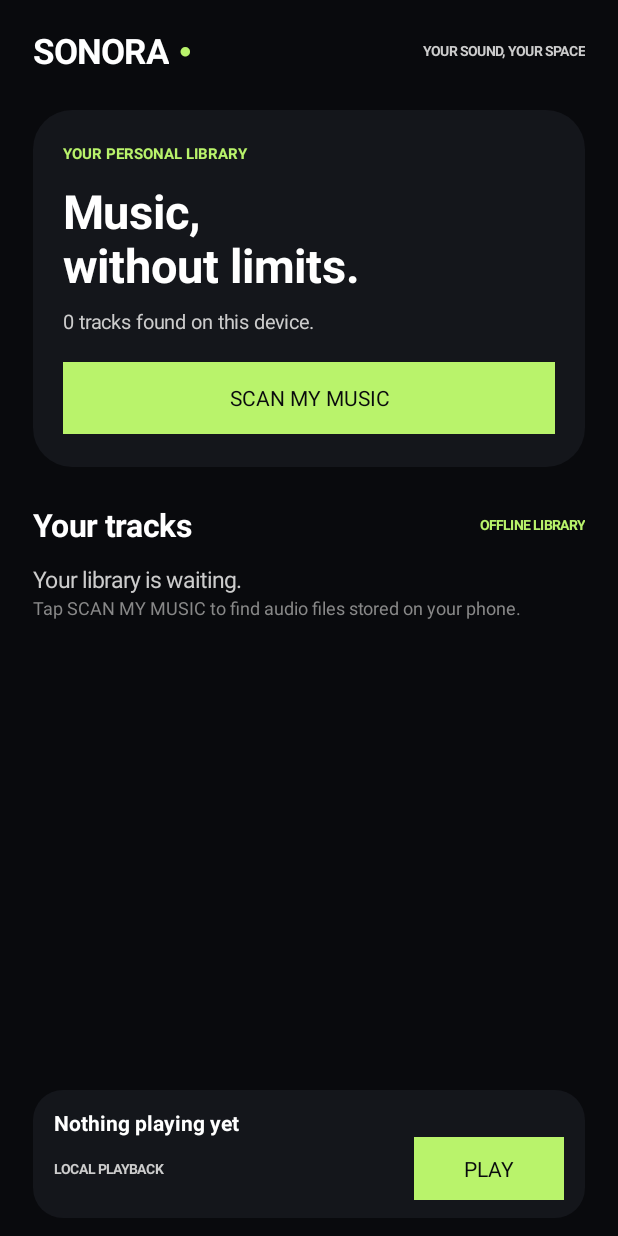
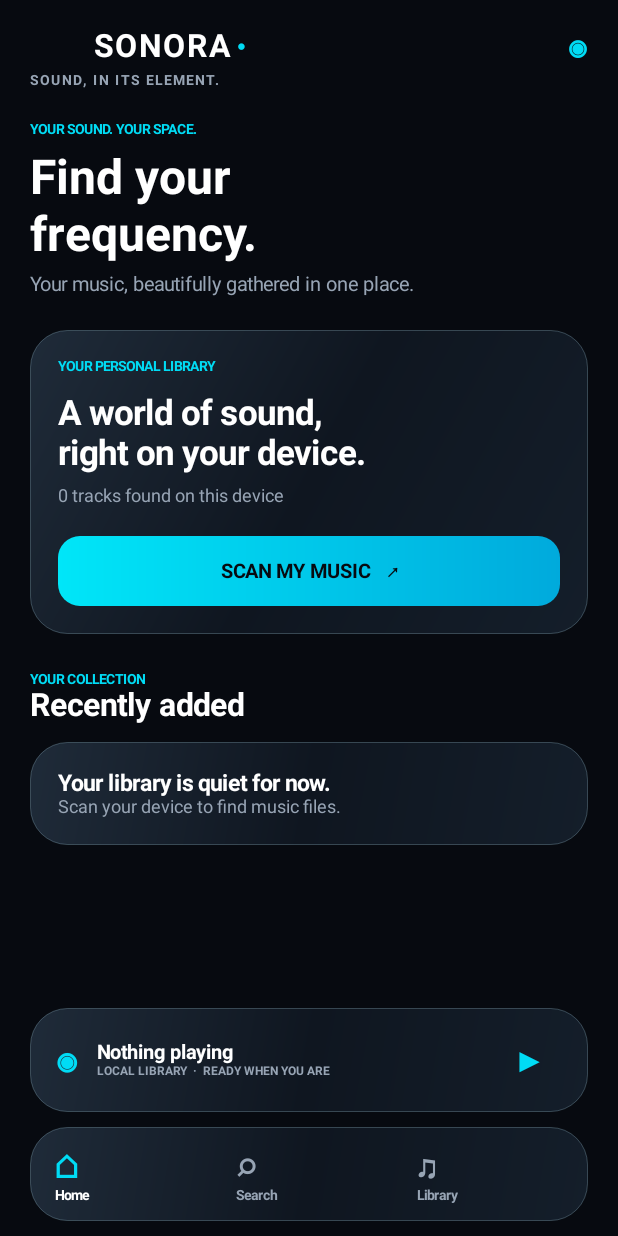
Before and after one commit to shaikhshahnawaz13/sonara, an Android app: the screen it shows after launch (MainActivity), on a phone screen of 412 x 824 dp. Run offline under Robolectric (Android 15) with nearby library versions, the phone set to English and light mode, and no system bars; 1 statement that could not run was skipped.

Commit message:
Update SONORA v0.3 UI

```diff
--- a/app/build.gradle.kts
+++ b/app/build.gradle.kts
@@ -11,8 +11,8 @@ android {
         applicationId = "com.sonora.music"
         minSdk = 23
         targetSdk = 35
-        versionCode = 1
-        versionName = "1.0"
+        versionCode = 3
+        versionName = "0.3.0"
     }
 
     compileOptions {
--- a/app/src/main/java/com/sonora/music/MainActivity.kt
+++ b/app/src/main/java/com/sonora/music/MainActivity.kt
@@ -5,247 +5,199 @@ import android.app.Activity
 import android.content.ContentUris
 import android.content.pm.PackageManager
 import android.database.Cursor
+import android.graphics.Color
+import android.graphics.Typeface
+import android.graphics.drawable.GradientDrawable
 import android.media.MediaPlayer
 import android.net.Uri
 import android.os.Build
 import android.os.Bundle
 import android.provider.MediaStore
-import android.graphics.Color
-import android.graphics.Typeface
 import android.view.Gravity
 import android.view.View
+import android.view.ViewGroup
 import android.widget.*
-import android.graphics.drawable.GradientDrawable
 
-data class Track(val id: Long, val title: String, val artist: String, val uri: Uri)
+private data class Track(val id: Long, val title: String, val artist: String, val uri: Uri)
 
 class MainActivity : Activity() {
-    private val bg = Color.rgb(9, 10, 13)
-    private val panel = Color.rgb(20, 22, 27)
-    private val accent = Color.rgb(185, 243, 107)
+    private val bg = Color.rgb(7, 10, 16)
+    private val surface = Color.rgb(17, 23, 33)
+    private val cyan = Color.rgb(0, 220, 245)
+    private val muted = Color.rgb(151, 164, 180)
     private var player: MediaPlayer? = null
-    private var tracks = mutableListOf<Track>()
+    private val tracks = mutableListOf<Track>()
     private var current: Track? = null
-    private lateinit var list: LinearLayout
+    private lateinit var content: LinearLayout
+    private lateinit var count: TextView
     private lateinit var nowTitle: TextView
-    private lateinit var playButton: Button
-    private lateinit var status: TextView
+    private lateinit var playButton: TextView
+    private lateinit var query: EditText
+    private var page = "Home"
 
     override fun onCreate(savedInstanceState: Bundle?) {
         super.onCreate(savedInstanceState)
         window.statusBarColor = bg
         window.navigationBarColor = bg
-        buildScreen()
+        window.decorView.systemUiVisibility = 0
+        buildShell()
         requestAudioPermission()
     }
 
     private fun dp(v: Int) = (v * resources.displayMetrics.density).toInt()
+    private fun shape(color: Int, radius: Int = 24, stroke: Int = 0): GradientDrawable = GradientDrawable().apply {
+        setColor(color); cornerRadius = dp(radius).toFloat()
+        if (stroke != 0) setStroke(dp(1), stroke)
+    }
+    private fun label(s: String, size: Float, color: Int = Color.WHITE, bold: Boolean = false): TextView = TextView(this).apply {
+        text = s; textSize = size; setTextColor(color); if (bold) setTypeface(typeface, Typeface.BOLD)
+        includeFontPadding = false
+    }
+    private fun glass(): GradientDrawable = GradientDrawable(GradientDrawable.Orientation.TL_BR,
+        intArrayOf(Color.rgb(31, 43, 57), Color.rgb(15, 22, 32), Color.rgb(20, 30, 42))).apply {
+        cornerRadius = dp(25).toFloat(); setStroke(dp(1), Color.argb(65, 180, 225, 245))
+    }
+    private fun buildShell() {
+        val root = LinearLayout(this).apply { orientation = LinearLayout.VERTICAL; setPadding(dp(20), dp(14), dp(20), dp(10)); setBackgroundColor(bg) }
+        val header = LinearLayout(this).apply { gravity = Gravity.CENTER_VERTICAL }
+        val logo = ImageView(this).apply { setImageResource(com.sonora.music.R.drawable.sonora_logo); scaleType = ImageView.ScaleType.FIT_CENTER }
+        header.addView(logo, LinearLayout.LayoutParams(dp(34), dp(34)))
+        val brand = label("SONORA", 21f, Color.WHITE, true).apply { setPadding(dp(9), 0, 0, 0); letterSpacing = .08f }
+        header.addView(brand)
+        val live = label("  ●", 9f, cyan, true); header.addView(live)
+        val spacer = View(this); header.addView(spacer, LinearLayout.LayoutParams(0, 1, 1f))
+        val profile = label("◉", 25f, cyan, true); header.addView(profile)
+        root.addView(header)
+        val tagline = label("SOUND, IN ITS ELEMENT.", 9f, muted, true)
+        tagline.letterSpacing = .16f
+        root.addView(tagline)
 
-    private fun rounded(color: Int, radius: Int = 22): GradientDrawable =
-        GradientDrawable().apply { setColor(color); cornerRadius = dp(radius).toFloat() }
-
-    private fun text(value: String, size: Float, color: Int, bold: Boolean = false): TextView =
-        TextView(this).apply {
-            text = value
-            textSize = size
-            setTextColor(color)
-            if (bold) setTypeface(typeface, Typeface.BOLD)
-        }
-
-    private fun buildScreen() {
-        val root = LinearLayout(this).apply {
-            orientation = LinearLayout.VERTICAL
-            setPadding(dp(22), dp(18), dp(22), dp(12))
-            setBackgroundColor(bg)
-        }
-        val header = LinearLayout(this).apply {
-            orientation = LinearLayout.HORIZONTAL
-            gravity = Gravity.CENTER_VERTICAL
-        }
-        val brand = text("SONORA", 23f, Color.WHITE, true)
-        val dot = text("  ●", 13f, accent, true)
-        header.addView(brand)
-        header.addView(dot)
-        val spacer = View(this)
-        header.addView(spacer, LinearLayout.LayoutParams(0, 1, 1f))
-        header.addView(text("YOUR SOUND, YOUR SPACE", 9f, Color.LTGRAY, true))
-        root.addView(header)
-
-        val hero = LinearLayout(this).apply {
-            orientation = LinearLayout.VERTICAL
-            setPadding(dp(20), dp(22), dp(20), dp(22))
-            background = rounded(panel, 26)
-        }
-        val eyebrow = text("YOUR PERSONAL LIBRARY", 10f, accent, true)
-        hero.addView(eyebrow)
-        val heading = text("Music,\nwithout limits.", 31f, Color.WHITE, true)
-        heading.setPadding(0, dp(10), 0, dp(8))
-        hero.addView(heading)
-        status = text("Your on-device collection lives here.", 13f, Color.LTGRAY)
-        hero.addView(status)
-        val scan = Button(this).apply {
-            text = "SCAN MY MUSIC"
-            setTextColor(bg)
-            setBackgroundColor(accent)
-            isAllCaps = false
-            setOnClickListener { loadTracks() }
-        }
-        val scanLp = LinearLayout.LayoutParams(-1, dp(48))
-        scanLp.topMargin = dp(18)
-        hero.addView(scan, scanLp)
-        val heroLp = LinearLayout.LayoutParams(-1, -2)
-        heroLp.topMargin = dp(24)
-        root.addView(hero, heroLp)
-
-        val section = LinearLayout(this).apply {
-            orientation = LinearLayout.HORIZONTAL
-            gravity = Gravity.CENTER_VERTICAL
-            setPadding(0, dp(24), 0, dp(12))
-        }
-        section.addView(text("Your tracks", 21f, Color.WHITE, true))
-        val s2 = View(this)
-        section.addView(s2, LinearLayout.LayoutParams(0, 1, 1f))
-        section.addView(text("OFFLINE LIBRARY", 9f, accent, true))
-        root.addView(section)
-
-        val scroll = ScrollView(this)
-        list = LinearLayout(this).apply { orientation = LinearLayout.VERTICAL }
-        scroll.addView(list)
+        val scroll = ScrollView(this).apply { clipToPadding = false; isFillViewport = true }
+        content = LinearLayout(this).apply { orientation = LinearLayout.VERTICAL; setPadding(0, dp(22), 0, dp(18)) }
+        scroll.addView(content)
         root.addView(scroll, LinearLayout.LayoutParams(-1, 0, 1f))
 
-        val bottom = LinearLayout(this).apply {
-            orientation = LinearLayout.VERTICAL
-            setPadding(dp(14), dp(12), dp(14), dp(12))
-            background = rounded(panel, 20)
+        val mini = LinearLayout(this).apply { orientation = LinearLayout.VERTICAL; setPadding(dp(16), dp(13), dp(16), dp(13)); background = glass() }
+        val row = LinearLayout(this).apply { gravity = Gravity.CENTER_VERTICAL }
+        val disc = label("◉", 28f, cyan, true); row.addView(disc)
+        val info = LinearLayout(this).apply { orientation = LinearLayout.VERTICAL; setPadding(dp(12), 0, 0, 0) }
+        nowTitle = label("Nothing playing", 13f, Color.WHITE, true)
+        info.addView(nowTitle); info.addView(label("LOCAL LIBRARY  ·  READY WHEN YOU ARE", 8f, muted, true))
+        row.addView(info, LinearLayout.LayoutParams(0, -2, 1f))
+        playButton = label("▶", 21f, cyan, true).apply { gravity = Gravity.CENTER; setOnClickListener { togglePlayback() } }
+        row.addView(playButton, LinearLayout.LayoutParams(dp(48), dp(44)))
+        mini.addView(row)
+        val miniLp = LinearLayout.LayoutParams(-1, -2); miniLp.bottomMargin = dp(10); root.addView(mini, miniLp)
+
+        val nav = LinearLayout(this).apply { orientation = LinearLayout.HORIZONTAL; gravity = Gravity.CENTER; setPadding(dp(5), dp(8), dp(5), dp(8)); background = glass() }
+        listOf("⌂" to "Home", "⌕" to "Search", "♫" to "Library").forEach { (icon, name) ->
+            val item = LinearLayout(this).apply { orientation = LinearLayout.VERTICAL; gravity = Gravity.CENTER; setPadding(dp(12), dp(4), dp(12), dp(4)); isClickable = true; setOnClickListener { showPage(name) } }
+            item.addView(label(icon, 21f, if (name == page) cyan else muted, true))
+            item.addView(label(name, 9f, if (name == page) Color.WHITE else muted, true))
+            nav.addView(item, LinearLayout.LayoutParams(0, -2, 1f))
         }
-        nowTitle = text("Nothing playing yet", 14f, Color.WHITE, true)
-        bottom.addView(nowTitle)
-        val controls = LinearLayout(this).apply {
-            gravity = Gravity.CENTER_VERTICAL
-            orientation = LinearLayout.HORIZONTAL
-        }
-        controls.addView(text("LOCAL PLAYBACK", 9f, Color.LTGRAY, true), LinearLayout.LayoutParams(0, -2, 1f))
-        playButton = Button(this).apply {
-            text = "PLAY"
-            setTextColor(bg)
-            setBackgroundColor(accent)
-            isAllCaps = false
-            setOnClickListener { togglePlayback() }
-        }
-        controls.addView(playButton, LinearLayout.LayoutParams(dp(100), dp(42)))
-        bottom.addView(controls)
-        val bottomLp = LinearLayout.LayoutParams(-1, -2)
-        bottomLp.topMargin = dp(12)
-        root.addView(bottom, bottomLp)
+        root.addView(nav)
         setContentView(root)
-        emptyState()
+        showPage("Home")
     }
 
+    private fun showPage(name: String) {
+        page = name; content.removeAllViews()
+        when (name) {
+            "Home" -> homePage()
+            "Search" -> searchPage()
+            else -> libraryPage()
+        }
+    }
+    private fun heading(kicker: String, title: String, subtitle: String) {
+        content.addView(label(kicker.uppercase(), 9f, cyan, true))
+        val h = label(title, 32f, Color.WHITE, true); h.setPadding(0, dp(8), 0, dp(7)); content.addView(h)
+        content.addView(label(subtitle, 13f, muted))
+    }
+    private fun card(): LinearLayout = LinearLayout(this).apply { orientation = LinearLayout.VERTICAL; setPadding(dp(19), dp(19), dp(19), dp(19)); background = glass() }
+    private fun action(text: String, onClick: () -> Unit): TextView = label(text, 13f, bg, true).apply {
+        gravity = Gravity.CENTER; background = GradientDrawable(GradientDrawable.Orientation.LEFT_RIGHT, intArrayOf(Color.rgb(0, 230, 248), Color.rgb(0, 170, 220))).apply { cornerRadius = dp(15).toFloat() }
+        setPadding(dp(14), dp(15), dp(14), dp(15)); isClickable = true; setOnTouchListener { v, event -> if (event.action == android.view.MotionEvent.ACTION_DOWN) v.animate().scaleX(.985f).scaleY(.985f).setDuration(90).start() else if (event.action == android.view.MotionEvent.ACTION_UP || event.action == android.view.MotionEvent.ACTION_CANCEL) v.animate().scaleX(1f).scaleY(1f).setDuration(150).start(); false }; setOnClickListener { onClick() }
+    }
+    private fun homePage() {
+        heading("YOUR SOUND. YOUR SPACE.", "Find your\nfrequency.", "Your music, beautifully gathered in one place.")
+        val hero = card(); val lp = LinearLayout.LayoutParams(-1, -2); lp.topMargin = dp(23); content.addView(hero, lp)
+        hero.addView(label("YOUR PERSONAL LIBRARY", 9f, cyan, true))
+        val title = label("A world of sound,\nright on your device.", 23f, Color.WHITE, true); title.setPadding(0, dp(13), 0, dp(8)); hero.addView(title)
+        count = label("${tracks.size} tracks found on this device", 12f, muted); hero.addView(count)
+        val scan = action("SCAN MY MUSIC   ↗") { loadTracks() }; val scanLp = LinearLayout.LayoutParams(-1, -2); scanLp.topMargin = dp(20); hero.addView(scan, scanLp)
+        sectionTitle("Recently added", "YOUR COLLECTION")
+        renderTrackList(content, tracks.take(5))
+    }
+    private fun searchPage() {
+        heading("DISCOVER YOUR COLLECTION", "Search.", "Find a track or artist in your offline library.")
+        query = EditText(this).apply { hint = "  Search tracks or artists"; setHintTextColor(muted); setTextColor(Color.WHITE); textSize = 14f; singleLine = true; background = glass(); setPadding(dp(16), dp(13), dp(16), dp(13)) }
+        val p = LinearLayout.LayoutParams(-1, -2); p.topMargin = dp(22); content.addView(query, p)
+        query.addTextChangedListener(SimpleWatcher { renderTrackList(content, tracks.filter { it.title.contains(query.text, true) || it.artist.contains(query.text, true) }) })
+        sectionTitle("Matches", "LOCAL SEARCH"); renderTrackList(content, tracks)
+    }
+    private fun libraryPage() {
+        heading("YOUR MUSIC, OFFLINE", "Library.", "Everything stored locally on this device.")
+        val c = card(); val p = LinearLayout.LayoutParams(-1, -2); p.topMargin = dp(22); content.addView(c, p)
+        c.addView(label("${tracks.size} TRACKS", 21f, Color.WHITE, true)); c.addView(label("Available for local playback", 12f, muted))
+        val scan = action("RESCAN DEVICE  ↗") { loadTracks() }; val a = LinearLayout.LayoutParams(-1, -2); a.topMargin = dp(15); c.addView(scan, a)
+        sectionTitle("All tracks", "OFFLINE LIBRARY"); renderTrackList(content, tracks)
+    }
+    private fun sectionTitle(title: String, over: String) {
+        val box = LinearLayout(this).apply { orientation = LinearLayout.VERTICAL; setPadding(0, dp(25), 0, dp(12)) }
+        box.addView(label(over, 9f, cyan, true)); box.addView(label(title, 21f, Color.WHITE, true)); content.addView(box)
+    }
+    private fun renderTrackList(parent: LinearLayout, items: List<Track>) {
+        if (items.isEmpty()) {
+            val empty = card(); empty.addView(label(if (tracks.isEmpty()) "Your library is quiet for now." else "No matching tracks.", 15f, Color.WHITE, true))
+            empty.addView(label(if (tracks.isEmpty()) "Scan your device to find music files." else "Try another title or artist.", 12f, muted))
+            parent.addView(empty); return
+        }
+        items.forEachIndexed { i, track ->
+            val row = LinearLayout(this).apply { gravity = Gravity.CENTER_VERTICAL; setPadding(dp(12), dp(11), dp(12), dp(11)); background = shape(surface, 17, Color.rgb(35, 51, 65)); isClickable = true; setOnClickListener { play(track) } }
+            val art = label("♫", 22f, cyan, true).apply { gravity = Gravity.CENTER; background = shape(Color.rgb(14, 48, 60), 13) }
+            row.addView(art, LinearLayout.LayoutParams(dp(45), dp(45)))
+            val texts = LinearLayout(this).apply { orientation = LinearLayout.VERTICAL; setPadding(dp(12), 0, dp(6), 0) }
+            texts.addView(label(track.title, 13f, Color.WHITE, true)); texts.addView(label(track.artist, 11f, muted))
+            row.addView(texts, LinearLayout.LayoutParams(0, -2, 1f)); row.addView(label("⋯", 21f, muted))
+            val p = LinearLayout.LayoutParams(-1, -2); p.bottomMargin = dp(8); parent.addView(row, p)
+        }
+    }
     private fun requestAudioPermission() {
-        val permission = if (Build.VERSION.SDK_INT >= 33) Manifest.permission.READ_MEDIA_AUDIO
-                         else Manifest.permission.READ_EXTERNAL_STORAGE
-        if (checkSelfPermission(permission) == PackageManager.PERMISSION_GRANTED) loadTracks()
-        else requestPermissions(arrayOf(permission), 41)
+        val permission = if (Build.VERSION.SDK_INT >= 33) Manifest.permission.READ_MEDIA_AUDIO else Manifest.permission.READ_EXTERNAL_STORAGE
+        if (checkSelfPermission(permission) == PackageManager.PERMISSION_GRANTED) loadTracks() else requestPermissions(arrayOf(permission), 41)
     }
-
     override fun onRequestPermissionsResult(requestCode: Int, permissions: Array<out String>, results: IntArray) {
         super.onRequestPermissionsResult(requestCode, permissions, results)
         if (requestCode == 41 && results.isNotEmpty() && results[0] == PackageManager.PERMISSION_GRANTED) loadTracks()
-        else status.text = "Allow audio access to scan music stored on this device."
     }
-
     private fun loadTracks() {
-        tracks.clear()
-        val collection = MediaStore.Audio.Media.EXTERNAL_CONTENT_URI
-        val projection = arrayOf(MediaStore.Audio.Media._ID, MediaStore.Audio.Media.TITLE,
-            MediaStore.Audio.Media.ARTIST, MediaStore.Audio.Media.IS_MUSIC)
-        val selection = "${MediaStore.Audio.Media.IS_MUSIC} != 0"
-        val cursor: Cursor? = contentResolver.query(collection, projection, selection, null,
-            "${MediaStore.Audio.Media.TITLE} COLLATE NOCASE ASC")
-        cursor?.use {
-            val idCol = it.getColumnIndexOrThrow(MediaStore.Audio.Media._ID)
-            val titleCol = it.getColumnIndexOrThrow(MediaStore.Audio.Media.TITLE)
-            val artistCol = it.getColumnIndexOrThrow(MediaStore.Audio.Media.ARTIST)
-            while (it.moveToNext()) {
-                val id = it.getLong(idCol)
-                val title = it.getString(titleCol) ?: "Unknown track"
-                val artist = it.getString(artistCol) ?: "Unknown artist"
-                tracks.add(Track(id, title, artist, ContentUris.withAppendedId(collection, id)))
-            }
+        tracks.clear(); val collection = MediaStore.Audio.Media.EXTERNAL_CONTENT_URI
+        val projection = arrayOf(MediaStore.Audio.Media._ID, MediaStore.Audio.Media.TITLE, MediaStore.Audio.Media.ARTIST, MediaStore.Audio.Media.IS_MUSIC)
+        val cursor: Cursor? = contentResolver.query(collection, projection, "${MediaStore.Audio.Media.IS_MUSIC} != 0", null, "${MediaStore.Audio.Media.TITLE} COLLATE NOCASE ASC")
+        cursor?.use { c ->
+            val id = c.getColumnIndexOrThrow(MediaStore.Audio.Media._ID); val title = c.getColumnIndexOrThrow(MediaStore.Audio.Media.TITLE); val artist = c.getColumnIndexOrThrow(MediaStore.Audio.Media.ARTIST)
+            while (c.moveToNext()) { val n = c.getLong(id); tracks.add(Track(n, c.getString(title) ?: "Unknown track", c.getString(artist) ?: "Unknown artist", ContentUris.withAppendedId(collection, n))) }
         }
-        status.text = "${tracks.size} tracks found on this device."
-        renderTracks()
+        if (::count.isInitialized) count.text = "${tracks.size} tracks found on this device"
+        showPage(page)
     }
-
-    private fun emptyState() {
-        list.removeAllViews()
-        list.addView(text("Your library is waiting.", 15f, Color.LTGRAY))
-        list.addView(text("Tap SCAN MY MUSIC to find audio files stored on your phone.", 12f, Color.GRAY))
-    }
-
-    private fun renderTracks() {
-        list.removeAllViews()
-        if (tracks.isEmpty()) { emptyState(); return }
-        tracks.forEach { track ->
-            val row = LinearLayout(this).apply {
-                orientation = LinearLayout.HORIZONTAL
-                gravity = Gravity.CENTER_VERTICAL
-                setPadding(dp(14), dp(12), dp(14), dp(12))
-                background = rounded(panel, 18)
-                setOnClickListener { play(track) }
-            }
-            val art = TextView(this).apply {
-                text = "♫"
-                textSize = 23f
-                gravity = Gravity.CENTER
-                setTextColor(accent)
-                background = rounded(Color.rgb(38, 43, 35), 14)
-            }
-            row.addView(art, LinearLayout.LayoutParams(dp(48), dp(48)))
-            val labels = LinearLayout(this).apply {
-                orientation = LinearLayout.VERTICAL
-                setPadding(dp(12), 0, 0, 0)
-            }
-            labels.addView(text(track.title, 14f, Color.WHITE, true))
-            labels.addView(text(track.artist, 11f, Color.LTGRAY))
-            row.addView(labels, LinearLayout.LayoutParams(0, -2, 1f))
-            row.addView(text("›", 26f, accent))
-            val lp = LinearLayout.LayoutParams(-1, -2)
-            lp.bottomMargin = dp(9)
-            list.addView(row, lp)
-        }
-    }
-
     private fun play(track: Track) {
         try {
-            player?.release()
-            current = track
-            player = MediaPlayer().apply {
-                setDataSource(this@MainActivity, track.uri)
-                setOnPreparedListener { it.start(); playButton.text = "PAUSE" }
-                setOnCompletionListener { playButton.text = "PLAY" }
-                prepareAsync()
-            }
+            player?.release(); current = track
+            player = MediaPlayer().apply { setDataSource(this@MainActivity, track.uri); setOnPreparedListener { it.start(); playButton.text = "Ⅱ" }; setOnCompletionListener { playButton.text = "▶" }; prepareAsync() }
             nowTitle.text = track.title
-        } catch (e: Exception) {
-            status.text = "Couldn't play this track: ${e.localizedMessage ?: "unknown error"}"
-        }
+        } catch (e: Exception) { nowTitle.text = "Unable to play this track" }
     }
+    private fun togglePlayback() {
+        val p = player ?: run { if (tracks.isNotEmpty()) play(tracks.first()); return }
+        if (p.isPlaying) { p.pause(); playButton.text = "▶" } else { p.start(); playButton.text = "Ⅱ" }
+    }
+    override fun onDestroy() { player?.release(); player = null; super.onDestroy() }
+}
 
-    private fun togglePlayback() {
-        val p = player
-        if (p == null) {
-            if (tracks.isNotEmpty()) play(tracks.first())
-            else status.text = "Scan your music first."
-            return
-        }
-        if (p.isPlaying) { p.pause(); playButton.text = "PLAY" }
-        else { p.start(); playButton.text = "PAUSE" }
-    }
-
-    override fun onDestroy() {
-        player?.release()
-        player = null
-        super.onDestroy()
-    }
+private class SimpleWatcher(val changed: () -> Unit) : android.text.TextWatcher {
+    override fun beforeTextChanged(s: CharSequence?, start: Int, count: Int, after: Int) {}
+    override fun onTextChanged(s: CharSequence?, start: Int, before: Int, count: Int) { changed() }
+    override fun afterTextChanged(s: android.text.Editable?) {}
 }
--- a/app/src/main/res/values/styles.xml
+++ b/app/src/main/res/values/styles.xml
@@ -2,9 +2,11 @@
     <style name="AppTheme" parent="@android:style/Theme.Material.NoActionBar">
         <item name="android:fontFamily">sans</item>
         <item name="android:windowLightStatusBar">false</item>
-        <item name="android:statusBarColor">#090A0D</item>
-        <item name="android:navigationBarColor">#090A0D</item>
+        <item name="android:statusBarColor">#070A10</item>
+        <item name="android:navigationBarColor">#070A10</item>
         <item name="android:windowLightNavigationBar">false</item>
-        <item name="android:colorAccent">#B9F36B</item>
+        <item name="android:colorAccent">#00DCF5</item>
+        <item name="android:windowActionModeOverlay">true</item>
+        <item name="android:windowBackground">#070A10</item>
     </style>
 </resources>
```
Also changed, not shown: app/src/main/assets/sonora_logo.svg (added), 1 other file.
